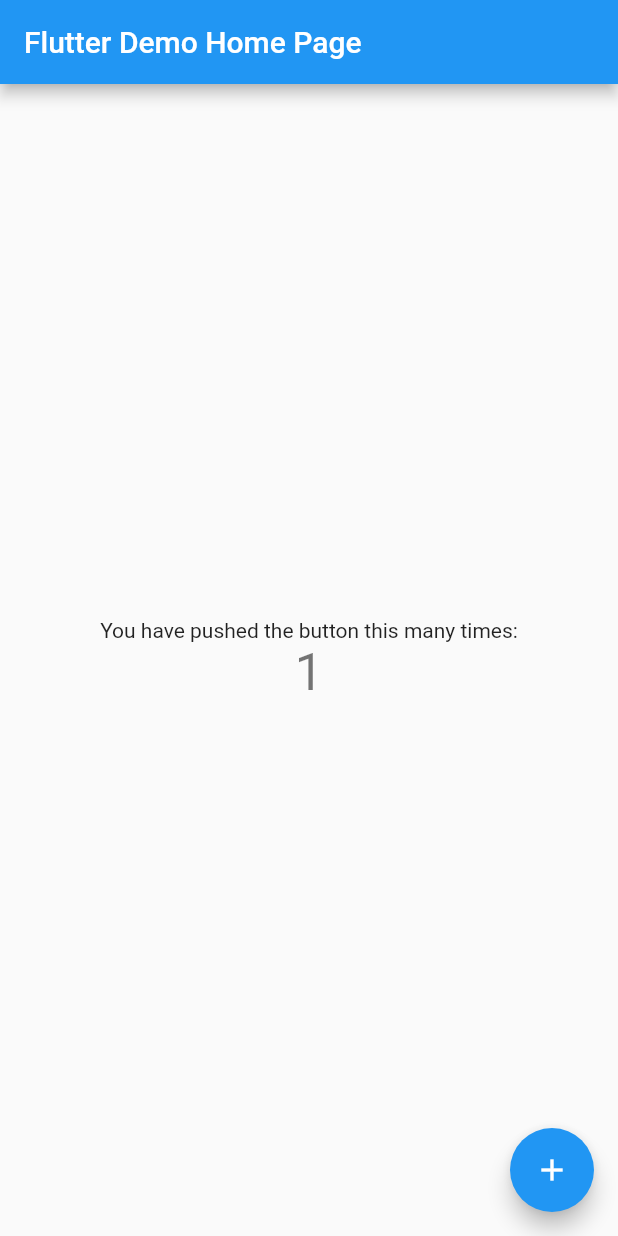
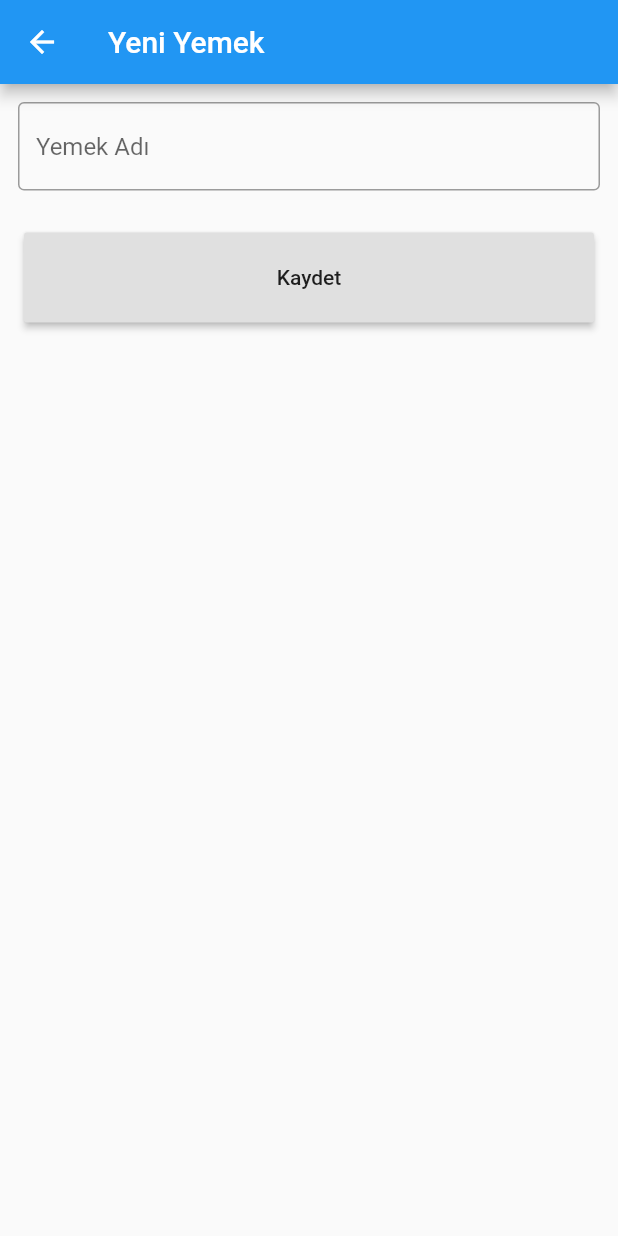
Before and after one commit to kanilturgut/random-meal, a Flutter app: the screen it shows after launch, after a tap on the "add" icon, on a phone screen of 412 x 824 dp. Run offline on Flutter 3.47's test engine with Material 2 defaults, Android fonts, the phone set to English and light mode, and no system bars; our stand-ins replace hive; accounts and stored records are empty; generated files the repository leaves out were written again.

Commit message:
Yemek ekleme ve random yemek getirme implement edildi

```diff
--- a/lib/main.dart
+++ b/lib/main.dart
@@ -1,117 +1,102 @@
+import 'dart:math';
+
 import 'package:flutter/material.dart';
+import "package:hive/hive.dart";
+import 'package:path_provider/path_provider.dart' as path_provider;
+import 'package:randomyemek/model/food.dart';
 
-void main() {
+import 'new_food.dart';
+
+void main() async {
+  WidgetsFlutterBinding.ensureInitialized();
+  var applicationDocumentsDirectory =
+      await path_provider.getApplicationDocumentsDirectory();
+  Hive.init(applicationDocumentsDirectory.path);
+  Hive.registerAdapter(FoodAdapter());
   runApp(MyApp());
 }
 
-class MyApp extends StatelessWidget {
-  // This widget is the root of your application.
+class MyApp extends StatefulWidget {
+  @override
+  _MyAppState createState() => _MyAppState();
+}
+
+class _MyAppState extends State<MyApp> {
   @override
   Widget build(BuildContext context) {
     return MaterialApp(
-      title: 'Flutter Demo',
+      debugShowCheckedModeBanner: false,
+      title: 'Random Yemek',
       theme: ThemeData(
-        // This is the theme of your application.
-        //
-        // Try running your application with "flutter run". You'll see the
-        // application has a blue toolbar. Then, without quitting the app, try
-        // changing the primarySwatch below to Colors.green and then invoke
-        // "hot reload" (press "r" in the console where you ran "flutter run",
-        // or simply save your changes to "hot reload" in a Flutter IDE).
-        // Notice that the counter didn't reset back to zero; the application
-        // is not restarted.
         primarySwatch: Colors.blue,
-        // This makes the visual density adapt to the platform that you run
-        // the app on. For desktop platforms, the controls will be smaller and
-        // closer together (more dense) than on mobile platforms.
         visualDensity: VisualDensity.adaptivePlatformDensity,
       ),
-      home: MyHomePage(title: 'Flutter Demo Home Page'),
+      home: FutureBuilder(
+        future: Hive.openBox("foods"),
+        builder: (BuildContext context, AsyncSnapshot snapshot) {
+          if (snapshot.connectionState == ConnectionState.done) {
+            if (snapshot.hasError) {
+              return Text(snapshot.error.toString());
+            } else {
+              return Scaffold(
+                appBar: AppBar(
+                  title: Text("Yemek Bul"),
+                ),
+                body: Center(
+                  child: SizedBox(
+                    width: 100,
+                    height: 100,
+                    child: RaisedButton(
+                      child: Text("Bul"),
+                      onPressed: () {
+                        var box = Hive.box("foods");
+                        if (box.length > 0) {
+                          var index = Random().nextInt(box.length);
+                          var food = box.getAt(index) as Food;
+                          showDialog(
+                            context: context,
+                            builder: (BuildContext context) {
+                              return AlertDialog(
+                                title: new Text("Buldum"),
+                                content: new Text(food.name),
+                                actions: <Widget>[
+                                  FlatButton(
+                                    child: Text("Tamam"),
+                                    onPressed: () {
+                                      Navigator.of(context).pop();
+                                    },
+                                  ),
+                                ],
+                              );
+                            },
+                          );
+                        }
+                      },
+                    ),
+                  ),
+                ),
+                floatingActionButton: FloatingActionButton(
+                    child: Icon(Icons.add),
+                    tooltip: 'New',
+                    onPressed: () {
+                      Navigator.push(
+                        context,
+                        MaterialPageRoute(builder: (context) => NewFoodPage()),
+                      );
+                    }),
+              );
+            }
+          } else {
+            return Scaffold();
+          }
+        },
+      ),
     );
-  }
-}
-
-class MyHomePage extends StatefulWidget {
-  MyHomePage({Key key, this.title}) : super(key: key);
-
-  // This widget is the home page of your application. It is stateful, meaning
-  // that it has a State object (defined below) that contains fields that affect
-  // how it looks.
-
-  // This class is the configuration for the state. It holds the values (in this
-  // case the title) provided by the parent (in this case the App widget) and
-  // used by the build method of the State. Fields in a Widget subclass are
-  // always marked "final".
-
-  final String title;
-
-  @override
-  _MyHomePageState createState() => _MyHomePageState();
-}
-
-class _MyHomePageState extends State<MyHomePage> {
-  int _counter = 0;
-
-  void _incrementCounter() {
-    setState(() {
-      // This call to setState tells the Flutter framework that something has
-      // changed in this State, which causes it to rerun the build method below
-      // so that the display can reflect the updated values. If we changed
-      // _counter without calling setState(), then the build method would not be
-      // called again, and so nothing would appear to happen.
-      _counter++;
-    });
   }
 
   @override
-  Widget build(BuildContext context) {
-    // This method is rerun every time setState is called, for instance as done
-    // by the _incrementCounter method above.
-    //
-    // The Flutter framework has been optimized to make rerunning build methods
-    // fast, so that you can just rebuild anything that needs updating rather
-    // than having to individually change instances of widgets.
-    return Scaffold(
-      appBar: AppBar(
-        // Here we take the value from the MyHomePage object that was created by
-        // the App.build method, and use it to set our appbar title.
-        title: Text(widget.title),
-      ),
-      body: Center(
-        // Center is a layout widget. It takes a single child and positions it
-        // in the middle of the parent.
-        child: Column(
-          // Column is also a layout widget. It takes a list of children and
-          // arranges them vertically. By default, it sizes itself to fit its
-          // children horizontally, and tries to be as tall as its parent.
-          //
-          // Invoke "debug painting" (press "p" in the console, choose the
-          // "Toggle Debug Paint" action from the Flutter Inspector in Android
-          // Studio, or the "Toggle Debug Paint" command in Visual Studio Code)
-          // to see the wireframe for each widget.
-          //
-          // Column has various properties to control how it sizes itself and
-          // how it positions its children. Here we use mainAxisAlignment to
-          // center the children vertically; the main axis here is the vertical
-          // axis because Columns are vertical (the cross axis would be
-          // horizontal).
-          mainAxisAlignment: MainAxisAlignment.center,
-          children: <Widget>[
-            Text(
-              'You have pushed the button this many times:',
-            ),
-            Text(
-              '$_counter',
-              style: Theme.of(context).textTheme.headline4,
-            ),
-          ],
-        ),
-      ),
-      floatingActionButton: FloatingActionButton(
-        onPressed: _incrementCounter,
-        tooltip: 'Increment',
-        child: Icon(Icons.add),
-      ), // This trailing comma makes auto-formatting nicer for build methods.
-    );
+  void dispose() {
+    Hive.close();
+    super.dispose();
   }
 }
--- /dev/null
+++ b/lib/model/food.dart
@@ -0,0 +1,11 @@
+import 'package:hive/hive.dart';
+
+part 'food.g.dart';
+
+@HiveType(typeId: 0)
+class Food {
+  @HiveField(0)
+  final String name;
+
+  Food(this.name);
+}
--- /dev/null
+++ b/lib/new_food.dart
@@ -0,0 +1,85 @@
+import 'package:flutter/material.dart';
+import 'package:hive/hive.dart';
+
+import 'model/food.dart';
+
+class NewFoodPage extends StatefulWidget {
+  @override
+  _NewFoodPageState createState() => _NewFoodPageState();
+}
+
+class _NewFoodPageState extends State<NewFoodPage> {
+  final textFieldController = TextEditingController();
+
+  @override
+  void dispose() {
+    textFieldController.dispose();
+    super.dispose();
+  }
+
+  @override
+  Widget build(BuildContext context) {
+    return Scaffold(
+      appBar: AppBar(
+        title: Text("Yeni Yemek"),
+      ),
+      body: Column(
+        children: <Widget>[
+          Padding(
+            padding: EdgeInsets.all(12),
+            child: TextField(
+              decoration: InputDecoration(
+                border: OutlineInputBorder(),
+                hintText: "Yemek Adı",
+              ),
+              controller: textFieldController,
+              keyboardType: TextInputType.text,
+              textCapitalization: TextCapitalization.words,
+            ),
+          ),
+          Padding(
+            padding: EdgeInsets.all(16.0),
+            child: SizedBox(
+              width: double.infinity,
+              height: 60,
+              child: RaisedButton(
+                child: Text("Kaydet"),
+                onPressed: () {
+                  var text = textFieldController.text;
+                  if (null != text) {
+                    var box = Hive.box("foods");
+                      box.add(Food(text.trim()));
+                      Navigator.pop(context);
+
+                  } else {
+                    _showDialog("Yemek adı giriniz!");
+                  }
+                },
+              ),
+            ),
+          ),
+        ],
+      ),
+    );
+  }
+
+  void _showDialog(String error) {
+    showDialog(
+      context: context,
+      builder: (BuildContext context) {
+        return AlertDialog(
+          title: new Text("Uyarı"),
+          content: new Text(error),
+          actions: <Widget>[
+            FlatButton(
+              child: Text("Close"),
+              onPressed: () {
+                Navigator.of(context).pop();
+              },
+            ),
+          ],
+        );
+      },
+    );
+  }
+}
--- a/pubspec.yaml
+++ b/pubspec.yaml
@@ -23,7 +23,9 @@ environment:
 dependencies:
   flutter:
     sdk: flutter
-
+  hive: ^1.0.0
+  hive_flutter: ^0.2.1
+  path_provider: ^1.3.0
 
   # The following adds the Cupertino Icons font to your application.
   # Use with the CupertinoIcons class for iOS style icons.
@@ -32,6 +34,8 @@ dependencies:
 dev_dependencies:
   flutter_test:
     sdk: flutter
+  hive_generator: ^0.5.1
+  build_runner:
 
 # For information on the generic Dart part of this file, see the
 # following page: https://dart.dev/tools/pub/pubspec
```
Also changed, not shown: lib/model/food.g.dart (added), pubspec.lock.
